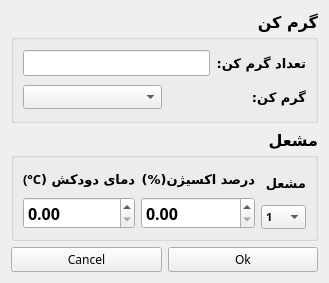
The window that behinesazan/gas/station/software/view/Heater/ui/heater.ui (mhsh88/qtdesigner) describes before a commit, drawn with Qt 5.
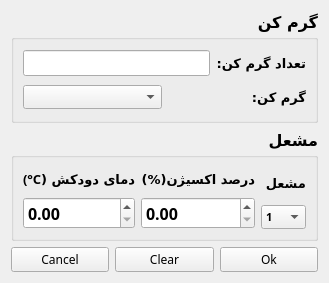
The same window after the commit. Icons and pictures are not drawn.

Commit message: clear button is added to forms and mass fraction is must be added later to data input form

What changed in the file:
```diff
--- a/behinesazan/gas/station/software/view/Heater/ui/heater.ui
+++ b/behinesazan/gas/station/software/view/Heater/ui/heater.ui
@@ -214,6 +214,21 @@
          </property>
         </widget>
        </item>
+       <item>
+        <widget class="QPushButton" name="clearButton">
+         <property name="font">
+          <font>
+           <family>B Mitra</family>
+           <pointsize>9</pointsize>
+           <weight>50</weight>
+           <bold>false</bold>
+          </font>
+         </property>
+         <property name="text">
+          <string>Clear</string>
+         </property>
+        </widget>
+       </item>
        <item>
         <widget class="QPushButton" name="okButton">
          <property name="font">
```
Left out of the diff: 68 changed lines with no effect on the pictures. The commit also changes 17 other files.
